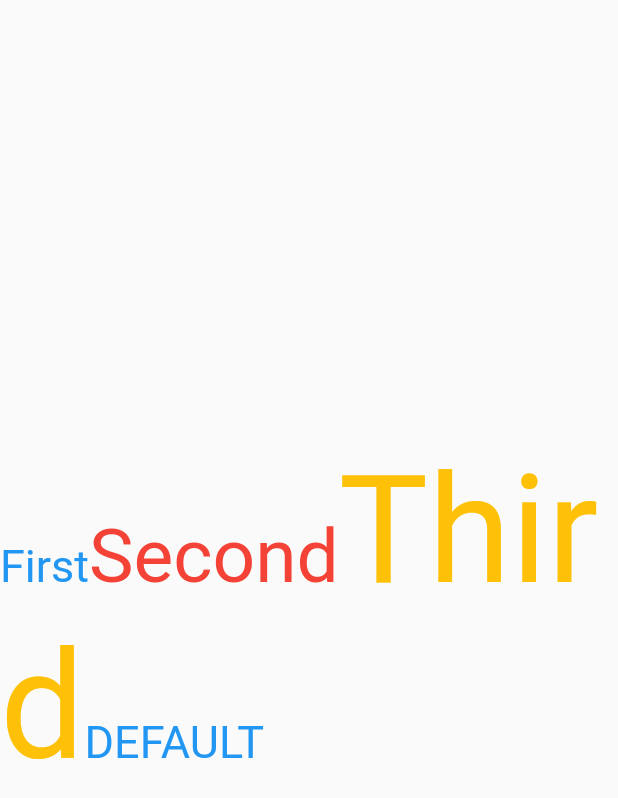
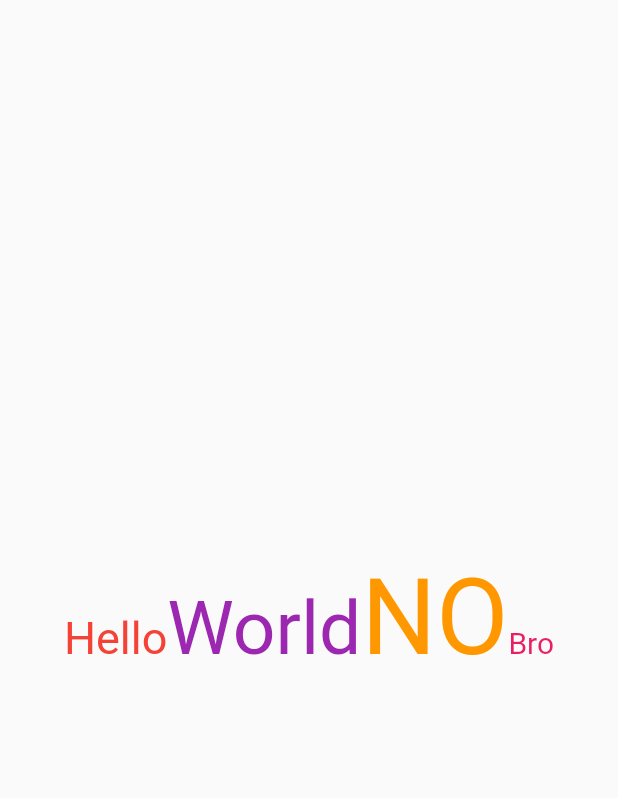
Before and after one commit to jadhavdurgesh/Flutter-widgets, a Flutter app: the screen it shows after launch, on a phone screen of 412 x 824 dp. Shown: the top 798 px of the screen. Run offline on Flutter 3.47's test engine with Material 2 defaults, Android fonts, the light colour scheme and no system bars.

Commit message:
text.rich done bhai

```diff
--- a/lib/main.dart
+++ b/lib/main.dart
@@ -2,6 +2,7 @@
 // import 'package:all_about_widgets/widgets/flexible_widget.dart';
 // import 'package:all_about_widgets/widgets/safearea_widget.dart';
 import 'package:all_about_widgets/widgets/richtext_widget.dart';
+import 'package:all_about_widgets/widgets/text.rich_widget.dart';
 // import 'package:all_about_widgets/widgets/textspan_widget.dart';
 import 'package:flutter/material.dart';
 
@@ -35,7 +36,7 @@
         // is not restarted.
         primarySwatch: Colors.blue,
       ),
-      home: const RichTextWidget(),
+      home: const TextRichWidget(),
     );
   }
 }
--- /dev/null
+++ b/lib/widgets/text.rich_widget.dart
@@ -0,0 +1,35 @@
+import 'package:flutter/material.dart';
+
+class TextRichWidget extends StatefulWidget {
+  const TextRichWidget({super.key});
+
+  @override
+  State<TextRichWidget> createState() => _TextRichWidgetState();
+}
+
+class _TextRichWidgetState extends State<TextRichWidget> {
+  @override
+  Widget build(BuildContext context) {
+    return const Scaffold(
+      body: Center(
+        child: Text.rich(TextSpan(
+            text: 'Hello',
+            style: TextStyle(
+              fontSize: 30,
+              color: Colors.red,
+            ),
+            children: <InlineSpan>[
+              TextSpan(
+                  text: 'World',
+                  style: TextStyle(fontSize: 50, color: Colors.purple)),
+              TextSpan(
+                  text: 'NO',
+                  style: TextStyle(fontSize: 70, color: Colors.orange)),
+              TextSpan(
+                  text: 'Bro',
+                  style: TextStyle(fontSize: 20, color: Colors.pink)),
+            ])),
+      ),
+    );
+  }
+}
```
